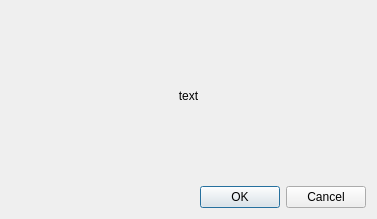
The window that libtales-qt/confirmationdialog.ui (suppertails66/tales) describes before a commit, drawn with Qt 5.
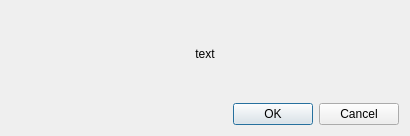
The same window after the commit.

Commit message: Tweak confirmation dialog box

What changed in the file:
```diff
--- a/libtales-qt/confirmationdialog.ui
+++ b/libtales-qt/confirmationdialog.ui
@@ -6,10 +6,16 @@
    <rect>
     <x>0</x>
     <y>0</y>
-    <width>377</width>
-    <height>219</height>
+    <width>410</width>
+    <height>136</height>
    </rect>
   </property>
+  <property name="sizePolicy">
+   <sizepolicy hsizetype="Fixed" vsizetype="Fixed">
+    <horstretch>0</horstretch>
+    <verstretch>0</verstretch>
+   </sizepolicy>
+  </property>
   <property name="windowTitle">
    <string>Confirm</string>
   </property>
```
